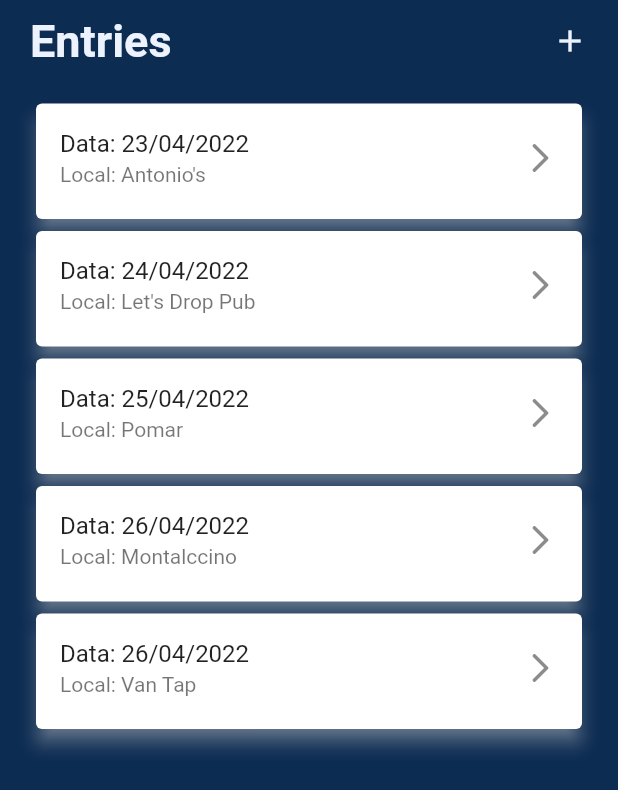
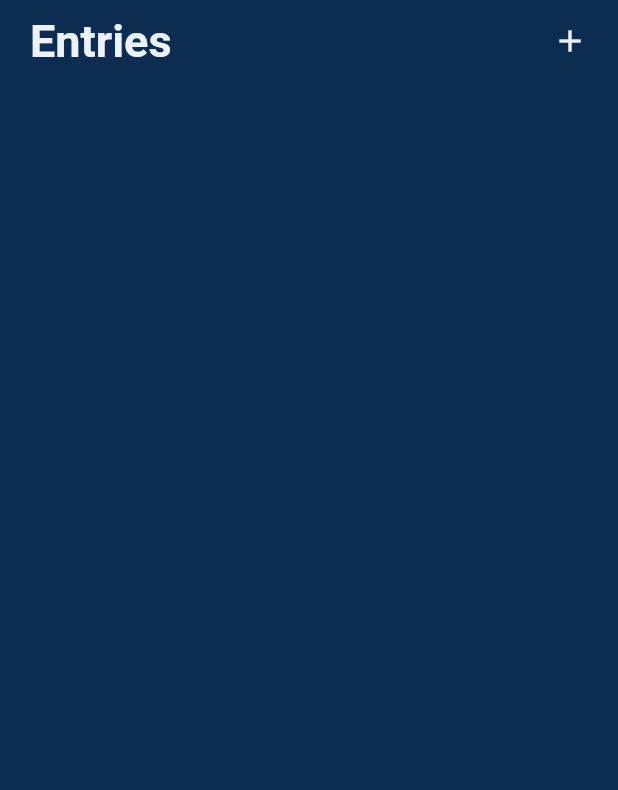
Before and after one commit to nickolasdeluca/checkmate-app, a Flutter app: the screen it shows after launch, on a phone screen of 412 x 824 dp. Shown: the top 790 px of the screen. Run offline on Flutter 3.47's test engine with Material 2 defaults, Android fonts, the phone set to English and light mode, and no system bars; our stand-ins replace date_field, hive, hive_flutter; accounts and stored records are empty.

Commit message:
[WIP][CMA-3] Retrieve items from a local database

```diff
--- a/checkmate_app/lib/screens/home.dart
+++ b/checkmate_app/lib/screens/home.dart
@@ -1,12 +1,24 @@
 import 'package:checkmate_app/assets/constants.dart';
+import 'package:checkmate_app/models/entries/entry.dart';
 import 'package:checkmate_app/screens/new_entry.dart';
 import 'package:flutter/material.dart';
+import 'package:hive/hive.dart';
 
 class Home extends StatefulWidget {
   const Home({Key? key}) : super(key: key);
 
   @override
   State<Home> createState() => _HomeState();
+}
+
+Future<List<Entry>>? _getItems() async {
+  Box box = Hive.box<Entry>('entries');
+  List<Entry> entries = [];
+  for (var value in box.values) {
+    entries.add(value);
+  }
+
+  return entries;
 }
 
 class _HomeState extends State<Home> {
@@ -48,76 +60,40 @@ class _HomeState extends State<Home> {
                 const SizedBox(
                   height: 20,
                 ),
-                const SizedBox(
-                  height: 85,
+                Flexible(
+                    child: FutureBuilder(
+                  future: _getItems(),
+                  builder: (BuildContext context,
+                      AsyncSnapshot<List<Entry>> snapshot) {
+                    if (snapshot.hasData) {
+                      return ListView.builder(
+                          itemCount: snapshot.data!.length,
+                          itemBuilder: (BuildContext context, int index) {
+                            return SizedBox(
+                              height: 75,
                               child: InkWell(
                                 child: Card(
                                   shadowColor: cConstrastColor,
                                   elevation: 5,
                                   child: ListTile(
-                        title: Text('Data: 23/04/2022'),
-                        subtitle: Text('Local: Antonio\'s '),
-                        trailing: Icon(Icons.arrow_forward_ios_rounded),
+                                    title: Text(
+                                        'Where: ${snapshot.data![index].place.toString()}'),
+                                    subtitle: Text(
+                                        'When: ${snapshot.data![index].date.toString()}'),
+                                    trailing: const Icon(
+                                        Icons.arrow_forward_ios_rounded),
                                   ),
                                 ),
                               ),
-                ),
-                const SizedBox(
-                  height: 85,
-                  child: InkWell(
-                    child: Card(
-                      shadowColor: cConstrastColor,
-                      elevation: 5,
-                      child: ListTile(
-                        title: Text('Data: 24/04/2022'),
-                        subtitle: Text('Local: Let\'s Drop Pub'),
-                        trailing: Icon(Icons.arrow_forward_ios_rounded),
-                      ),
-                    ),
-                  ),
-                ),
-                const SizedBox(
-                  height: 85,
-                  child: InkWell(
-                    child: Card(
-                      shadowColor: cConstrastColor,
-                      elevation: 5,
-                      child: ListTile(
-                        title: Text('Data: 25/04/2022'),
-                        subtitle: Text('Local: Pomar'),
-                        trailing: Icon(Icons.arrow_forward_ios_rounded),
-                      ),
-                    ),
-                  ),
-                ),
-                const SizedBox(
-                  height: 85,
-                  child: InkWell(
-                    child: Card(
-                      shadowColor: cConstrastColor,
-                      elevation: 5,
-                      child: ListTile(
-                        title: Text('Data: 26/04/2022'),
-                        subtitle: Text('Local: Montalccino'),
-                        trailing: Icon(Icons.arrow_forward_ios_rounded),
-                      ),
-                    ),
-                  ),
-                ),
-                const SizedBox(
-                  height: 85,
-                  child: InkWell(
-                    child: Card(
-                      shadowColor: cConstrastColor,
-                      elevation: 5,
-                      child: ListTile(
-                        title: Text('Data: 26/04/2022'),
-                        subtitle: Text('Local: Van Tap'),
-                        trailing: Icon(Icons.arrow_forward_ios_rounded),
-                      ),
-                    ),
-                  ),
-                ),
+                            );
+                          });
+                    } else {
+                      return const Center(
+                        child: CircularProgressIndicator.adaptive(),
+                      );
+                    }
+                  },
+                )),
               ],
             ),
           )),
```
Lines whose indentation alone changed are shown as unchanged.
